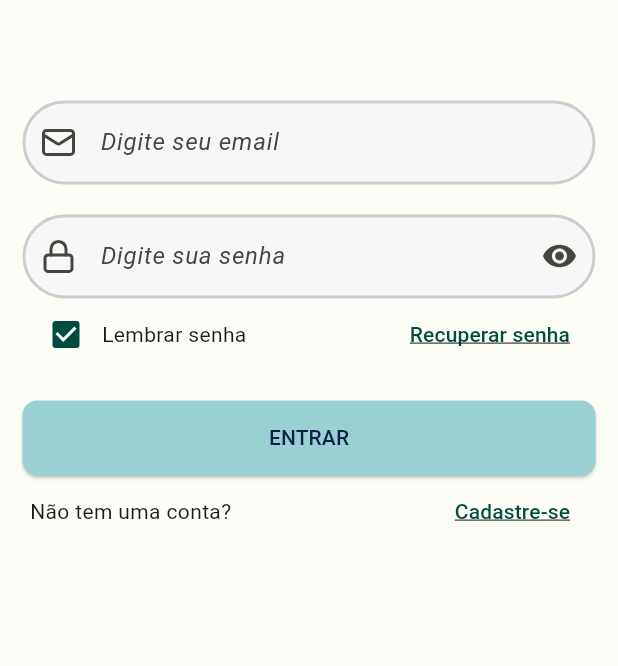
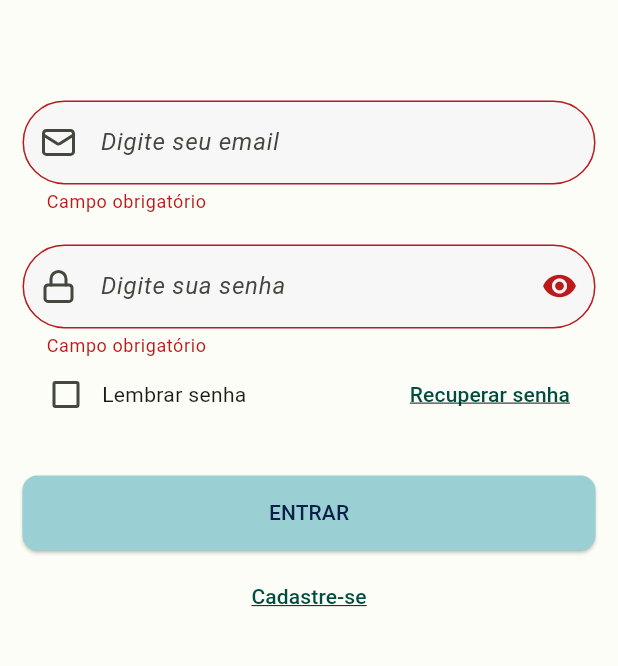
Before and after one commit to felipeleal27/Financy_UAI, a Flutter app: the screen it shows after launch, after a tap on "ENTRAR", on a phone screen of 412 x 824 dp, the part 469-1135 px from its top. Run offline on Flutter 3.47's test engine with Material 3 defaults, Android fonts, the phone set to English and light mode, and no system bars; our stand-ins replace dio, flutter_dotenv, flutter_mobx, flutter_modular, flutter_smart_dialog, google_fonts and 4 more; missing offline and left inert: flutter_icon_snackbar; generated files the repository leaves out were written again; Roboto replaces fonts that are missing (Shrikhand).

Commit message:
ajustes-layout

```diff
--- a/FrontEnd/gestao_financeira/lib/app/views/login/widget_form_login.dart
+++ b/FrontEnd/gestao_financeira/lib/app/views/login/widget_form_login.dart
@@ -1,6 +1,7 @@
 import 'package:flutter/material.dart';
 import 'package:flutter_mobx/flutter_mobx.dart';
 import 'package:gestao_financeira/app/viewmmodel/login/login_viewmodel.dart';
+import 'package:gestao_financeira/app/widgets/custom_snack_bar.dart';
 import 'package:gestao_financeira/app/widgets/custom_text_form_field.dart';
 import 'package:google_fonts/google_fonts.dart';
 import 'package:lucide_icons/lucide_icons.dart';
@@ -14,12 +15,19 @@ class WidgetFormLogin extends StatefulWidget {
   State<WidgetFormLogin> createState() => _WidgetFormLoginState();
 }
 
+TextEditingController emailController = TextEditingController();
+TextEditingController senhaController = TextEditingController();
+
 class _WidgetFormLoginState extends State<WidgetFormLogin> {
+  final _formKey = GlobalKey<FormState>();
   @override
   Widget build(BuildContext context) {
     var screenSize = MediaQuery.of(context).size;
 
-    return Form(
+    return Observer(builder: (_) {
+      return SingleChildScrollView(
+        child: Form(
+          key: _formKey,
           child: Stack(
             children: [
               Column(
@@ -58,50 +66,77 @@ class _WidgetFormLoginState extends State<WidgetFormLogin> {
               ),
             ],
           ),
+        ),
       );
+    });
   }
 
-  Widget _buildFormEmail() {
+  Widget _buildFormEmail(
+      {String labelText = 'Email', String hintText = 'Digite seu email'}) {
     return Padding(
       padding: const EdgeInsets.only(left: 15, right: 15, top: 50),
       child: CustomTextFormField(
-        labelText: "Email",
-        hintText: "Digite seu email",
+          labelText: labelText,
+          hintText: hintText,
           prefixIcon: const Icon(LucideIcons.mail),
-        controller: TextEditingController(),
+          controller: emailController,
+          validator: (value) {
+            if (value == null || value.isEmpty) {
+              return 'Campo obrigatório';
+            }
+            return null;
+          },
+          onChanged: (value) {
+            if (value.isNotEmpty) {
+              _formKey.currentState?.validate();
+            }
+          },
       ),
     );
   }
 
   Widget _buildFormSenha() {
-    return Observer(
-      builder: (_) {
     return Padding(
       padding: const EdgeInsets.only(left: 15, right: 15, top: 20),
       child: CustomTextFormField(
         labelText: "Senha",
         hintText: "Digite sua senha",
-            controller: TextEditingController(),
+        isObscureText: widget.viewmodel.chengeObscureText,
+        controller: senhaController,
         prefixIcon: const Icon(LucideIcons.lock),
         suffixIcon: IconButton(
           icon: widget.viewmodel.chengeObscureText
               ? const Icon(Icons.visibility_off)
               : const Icon(Icons.visibility),
-              onPressed: () {
-                  widget.viewmodel.changeObscureText();
+          onPressed: () => widget.viewmodel.changeObscureText(),
+        ),
+        validator: (value) {
+          if (value == null || value.isEmpty) {
+            return 'Campo obrigatório';
+          }
+          return null;
+        },
+        onChanged: (value) {
+          if (value.isNotEmpty) {
+            _formKey.currentState?.validate();
+          }
         },
       ),
-          ),
-        );
-      }
     );
   }
 
   Widget _buildButtonLogin() {
     return Padding(
-      padding: const EdgeInsets.only(left: 15, right: 15, top: 20),
+      padding: const EdgeInsets.only(left: 15, right: 15, top: 30),
       child: ElevatedButton(
         onPressed: () {
+          if (_formKey.currentState!.validate()) {
+            CustomSnackBar.success(context,
+                text: 'Login realizado com sucesso');
+          } else {
+            CustomSnackBar.info(context,
+                text: 'Preencha os campos obrigatórios!', duration: 1);
+          }
           // widget.viewmodel.login();
         },
         style: ElevatedButton.styleFrom(
@@ -111,7 +146,10 @@ class _WidgetFormLoginState extends State<WidgetFormLogin> {
           ),
           backgroundColor: const Color(0XFF9AD0D3),
         ),
-        child: const Text('ENTRAR', style: TextStyle(color: Color(0XFF0A2049)),),
+        child: const Text(
+          'ENTRAR',
+          style: TextStyle(color: Color(0XFF0A2049)),
+        ),
       ),
     );
   }
@@ -125,8 +163,10 @@ class _WidgetFormLoginState extends State<WidgetFormLogin> {
           Row(
             children: [
               Checkbox(
-                value: true,
-                onChanged: (value) {},
+                value: widget.viewmodel.lembrarSenha,
+                onChanged: (value) {
+                  widget.viewmodel.changeLembrarSenha(value ?? false);
+                },
               ),
               const Text('Lembrar senha'),
             ],
@@ -135,7 +175,10 @@ class _WidgetFormLoginState extends State<WidgetFormLogin> {
             onPressed: () {
               // widget.viewmodel.recuperarSenha();
             },
-            child: const Text('Recuperar senha', style: TextStyle(decoration: TextDecoration.underline),),
+            child: const Text(
+              'Recuperar senha',
+              style: TextStyle(decoration: TextDecoration.underline),
+            ),
           ),
         ],
       ),
@@ -144,16 +187,18 @@ class _WidgetFormLoginState extends State<WidgetFormLogin> {
 
   Widget _cadastrar() {
     return Padding(
-      padding: const EdgeInsets.only(left: 20, right: 20),
+      padding: const EdgeInsets.only(left: 20, right: 20, top: 7),
       child: Row(
-        mainAxisAlignment: MainAxisAlignment.spaceBetween,
+        mainAxisAlignment: MainAxisAlignment.center,
         children: [
-          const Text('Não tem uma conta?'),
           TextButton(
             onPressed: () {
               // widget.viewmodel.cadastrar();
             },
-            child: const Text('Cadastre-se', style: TextStyle(decoration: TextDecoration.underline),),
+            child: const Text(
+              'Cadastre-se',
+              style: TextStyle(decoration: TextDecoration.underline),
+            ),
           ),
         ],
       ),
--- /dev/null
+++ b/FrontEnd/gestao_financeira/lib/app/widgets/custom_snack_bar.dart
@@ -0,0 +1,36 @@
+import 'package:flutter/material.dart';
+import 'package:flutter_icon_snackbar/flutter_icon_snackbar.dart';
+
+class CustomSnackBar {
+
+  static void success(BuildContext context, {required String text, int duration = 2}) {
+    IconSnackBar.show(
+      context,
+      snackBarType: SnackBarType.success,
+      snackBarStyle: const SnackBarStyle( maxLines: 2),
+      label: text,
+      duration: Duration(seconds: duration),
+    );
+  }
+
+  static void error(BuildContext context, {required String text, int duration = 2}) {
+    IconSnackBar.show(
+      context,
+      snackBarType: SnackBarType.fail,
+      snackBarStyle: const SnackBarStyle(maxLines: 2),
+      label: text,
+      duration: Duration(seconds: duration),
+
+    );
+  }
+
+  static void info(BuildContext context, {required String text, int duration = 2}) {
+    IconSnackBar.show(
+      context,
+      snackBarType: SnackBarType.alert,
+      snackBarStyle: const SnackBarStyle(maxLines: 2),
+      label: text,
+      duration: Duration(seconds: duration),
+    );
+  }
+}
--- a/FrontEnd/gestao_financeira/lib/app/widgets/custom_text_form_field.dart
+++ b/FrontEnd/gestao_financeira/lib/app/widgets/custom_text_form_field.dart
@@ -11,6 +11,7 @@ class CustomTextFormField extends StatelessWidget {
   final bool isObscureText;
   final Icon? prefixIcon;
   final Widget? suffixIcon;
+  final ValueChanged<String>? onChanged; // Adicionado
 
   const CustomTextFormField({
     super.key,
@@ -24,6 +25,7 @@ class CustomTextFormField extends StatelessWidget {
     this.isObscureText = false,
     this.prefixIcon,
     this.suffixIcon,
+    this.onChanged, // Adicionado
   });
 
   @override
@@ -51,6 +53,7 @@ class CustomTextFormField extends StatelessWidget {
         prefixIcon: prefixIcon,
         suffixIcon: suffixIcon,
       ),
+      onChanged: onChanged, // Adicionado
       validator: validator,
     );
   }
--- a/FrontEnd/gestao_financeira/pubspec.yaml
+++ b/FrontEnd/gestao_financeira/pubspec.yaml
@@ -23,6 +23,8 @@ dependencies:
   shared_preferences: ^2.3.2
   google_fonts: ^6.2.1
   lucide_icons: ^0.257.0
+  animated_snack_bar: ^0.4.0
+  flutter_icon_snackbar: ^1.1.7
 
 
 dev_dependencies:
```
Also changed, not shown: FrontEnd/gestao_financeira/lib/app/viewmmodel/login/login_viewmodel.dart (+7 -2 lines), FrontEnd/gestao_financeira/lib/app/viewmmodel/login/login_viewmodel.g.dart. Lines whose indentation alone changed are shown as unchanged.
